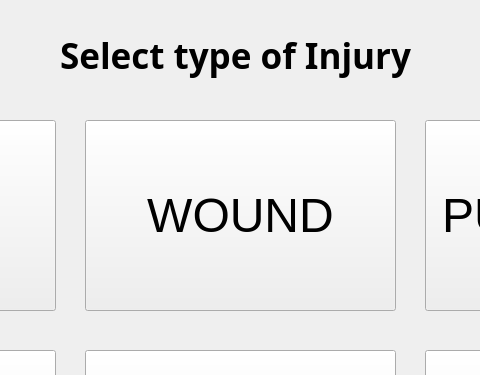
Before: the Qt Designer form RASPI/select_injury_type.ui in Pwersa/Medical-Cabinet, drawn with Qt 5; both pictures show x 275 to 755 and y 0 to 375 of the 1024 by 600 pixel window.
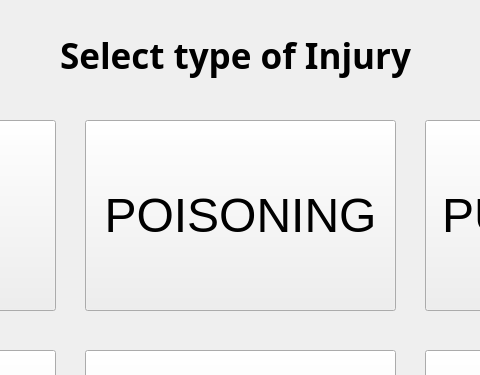
After: the same form once the commit is applied.

Patch:
```diff
--- a/RASPI/select_injury_type.ui
+++ b/RASPI/select_injury_type.ui
@@ -67,7 +67,7 @@
      </font>
     </property>
     <property name="text">
-     <string>WOUND</string>
+     <string>POISONING</string>
     </property>
    </widget>
    <widget class="QPushButton" name="cut_button">
```
Left out of the diff: 2 changed lines with no effect on the pictures.
